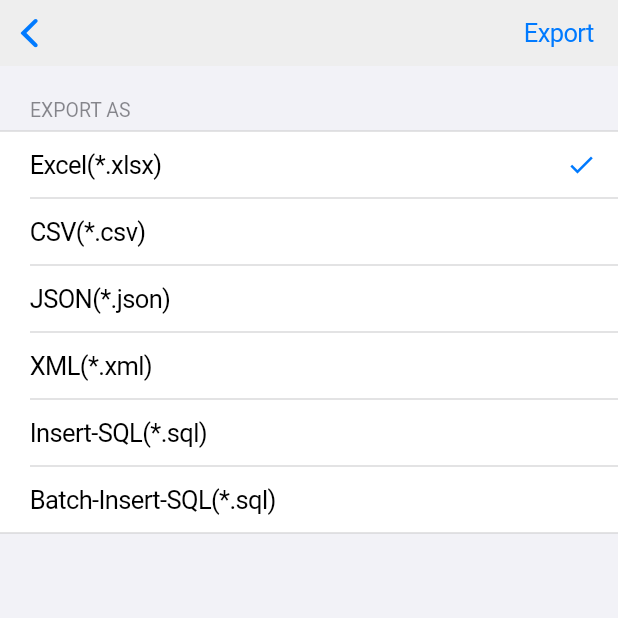
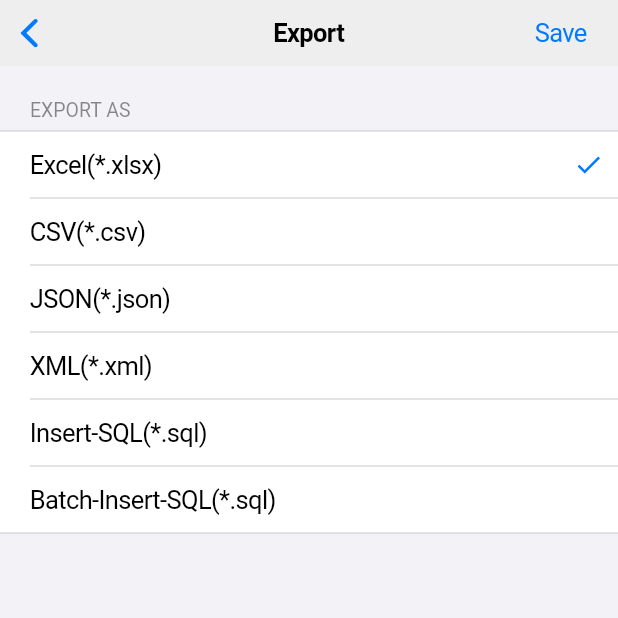
Before and after one commit to billcoding/mysql-client-flutter, a Flutter app: the ResultsExportPage screen opened directly with empty values, on a phone screen of 412 x 824 dp, the top half of it. Run offline on Flutter 3.47's test engine with Material 2 defaults, Android fonts, the light colour scheme and no system bars; our stand-ins replace flutter_easyloading, fluttertoast, share; missing offline and left inert: dart_mysql, excel, sp_util.

```diff
--- a/lib/pages/results_export.dart
+++ b/lib/pages/results_export.dart
@@ -39,9 +39,10 @@
     return CupertinoPageScaffold(
       backgroundColor: Colors.grey[200],
       navigationBar: CupertinoNavigationBar(
+        middle: Text('Export'),
         trailing: CupertinoButton(
           padding: EdgeInsets.zero,
-          child: Text('Export'),
+          child: Text('Save'),
           onPressed: startExport,
         ),
       ),
@@ -58,7 +59,7 @@
         padding: EdgeInsets.only(left: 20),
         child: Row(children: [
           Expanded(
-            flex: 7,
+            flex: 9,
             child: CupertinoButton(
               alignment: Alignment.centerLeft,
               padding: EdgeInsets.zero,
```
Also changed, not shown: lib/pages/query.dart (+19 -17 lines).
